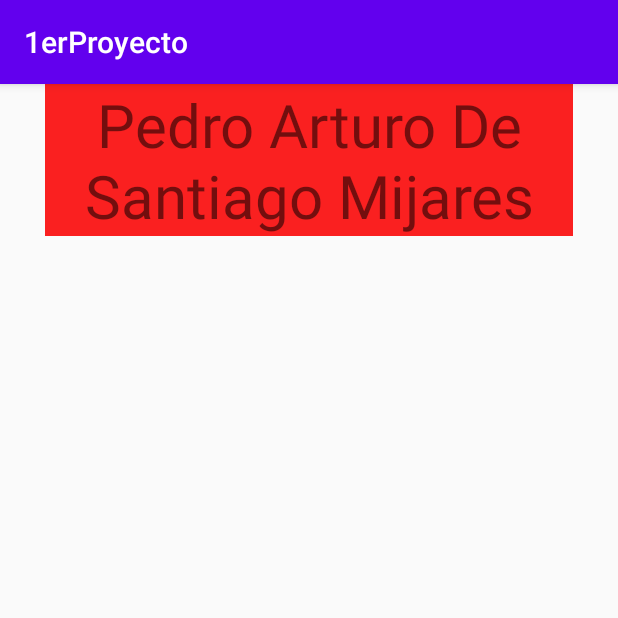
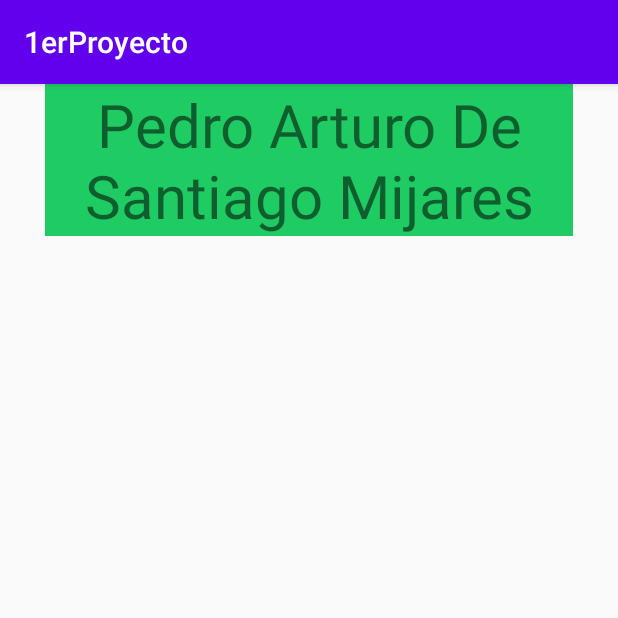
Before and after one commit to PedroDSM/1erProyecto, an Android app: the screen it shows after launch (MainActivity), on a phone screen of 412 x 824 dp, the top half of it. Run offline under Robolectric (Android 15) with nearby library versions, the phone set to English and light mode, and no system bars.

Commit message:
volvi a cambiar el color

```diff
--- a/app/src/main/res/layout/activity_main.xml
+++ b/app/src/main/res/layout/activity_main.xml
@@ -15,7 +15,7 @@
         android:text="@string/Author"
         android:textSize="40dp"
         android:textAlignment="center"
-        android:background="#FA2020"
+        android:background="#1FCC64"
         >
     </TextView>
 
```
